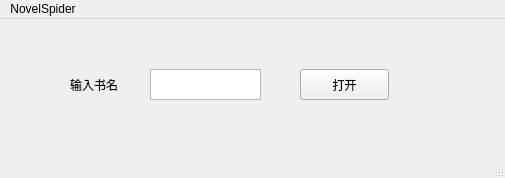
Before: the Qt Designer form mainwindow.ui in CuteWans/NovelSpider, drawn with Qt 5.
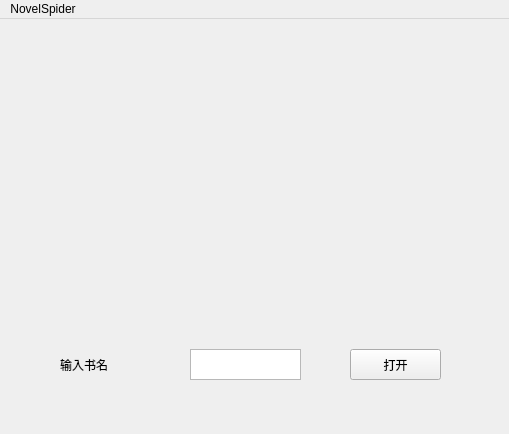
After: the same form once the commit is applied. Icons and pictures are not drawn.

Diff of the .ui file:
```diff
--- a/mainwindow.ui
+++ b/mainwindow.ui
@@ -6,33 +6,42 @@
    <rect>
     <x>0</x>
     <y>0</y>
-    <width>505</width>
-    <height>178</height>
+    <width>509</width>
+    <height>434</height>
    </rect>
   </property>
   <property name="windowTitle">
    <string>MainWindow</string>
   </property>
+  <property name="styleSheet">
+   <string notr="true">background-image:url(:/pic/cover__.png)</string>
+  </property>
   <widget class="QWidget" name="centralwidget">
    <widget class="QTextEdit" name="textEdit">
     <property name="geometry">
      <rect>
-      <x>150</x>
-      <y>50</y>
+      <x>190</x>
+      <y>330</y>
       <width>111</width>
       <height>31</height>
      </rect>
     </property>
+    <property name="styleSheet">
+     <string notr="true">background:url(&quot;&quot;)</string>
+    </property>
    </widget>
    <widget class="QLabel" name="label">
     <property name="geometry">
      <rect>
-      <x>70</x>
-      <y>50</y>
-      <width>61</width>
+      <x>60</x>
+      <y>330</y>
+      <width>71</width>
       <height>31</height>
      </rect>
     </property>
+    <property name="styleSheet">
+     <string notr="true"/>
+    </property>
     <property name="text">
      <string>输入书名</string>
     </property>
@@ -40,12 +49,15 @@
    <widget class="QPushButton" name="pushButton">
     <property name="geometry">
      <rect>
-      <x>300</x>
-      <y>50</y>
-      <width>89</width>
+      <x>350</x>
+      <y>330</y>
+      <width>91</width>
       <height>31</height>
      </rect>
     </property>
+    <property name="styleSheet">
+     <string notr="true"/>
+    </property>
     <property name="text">
      <string>打开</string>
     </property>
@@ -56,7 +68,7 @@
     <rect>
      <x>0</x>
      <y>0</y>
-     <width>505</width>
+     <width>509</width>
      <height>28</height>
     </rect>
    </property>
@@ -67,7 +79,6 @@
    </widget>
    <addaction name="menuNovelSpider"/>
   </widget>
-  <widget class="QStatusBar" name="statusbar"/>
  </widget>
  <resources/>
  <connections/>
```
